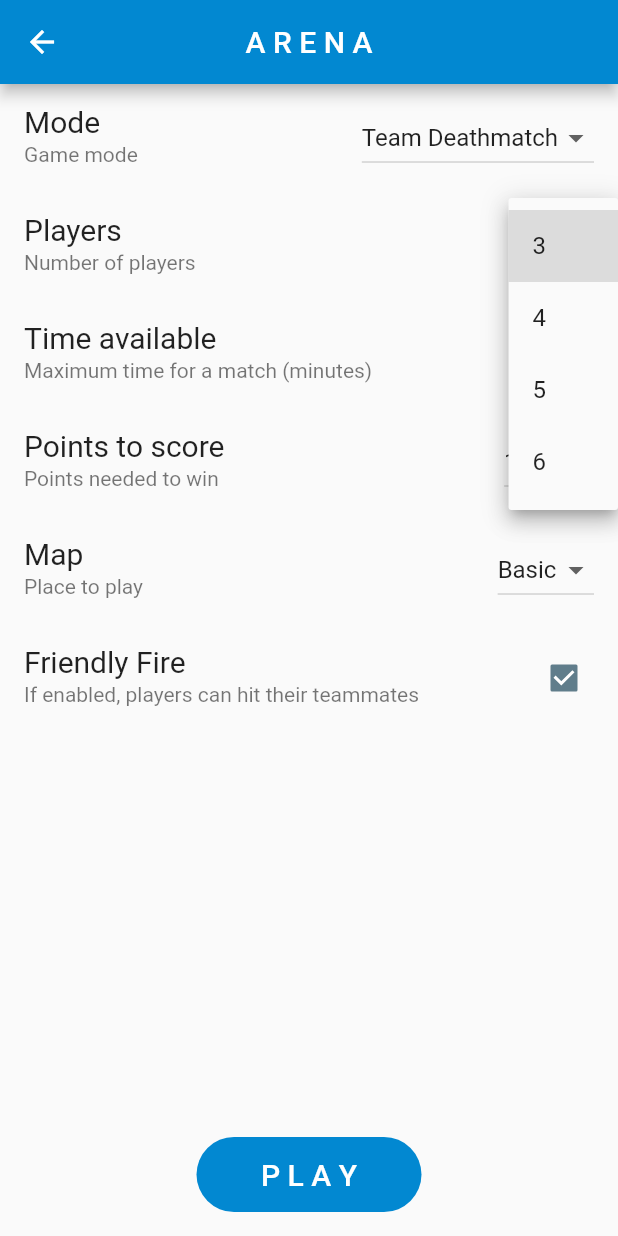
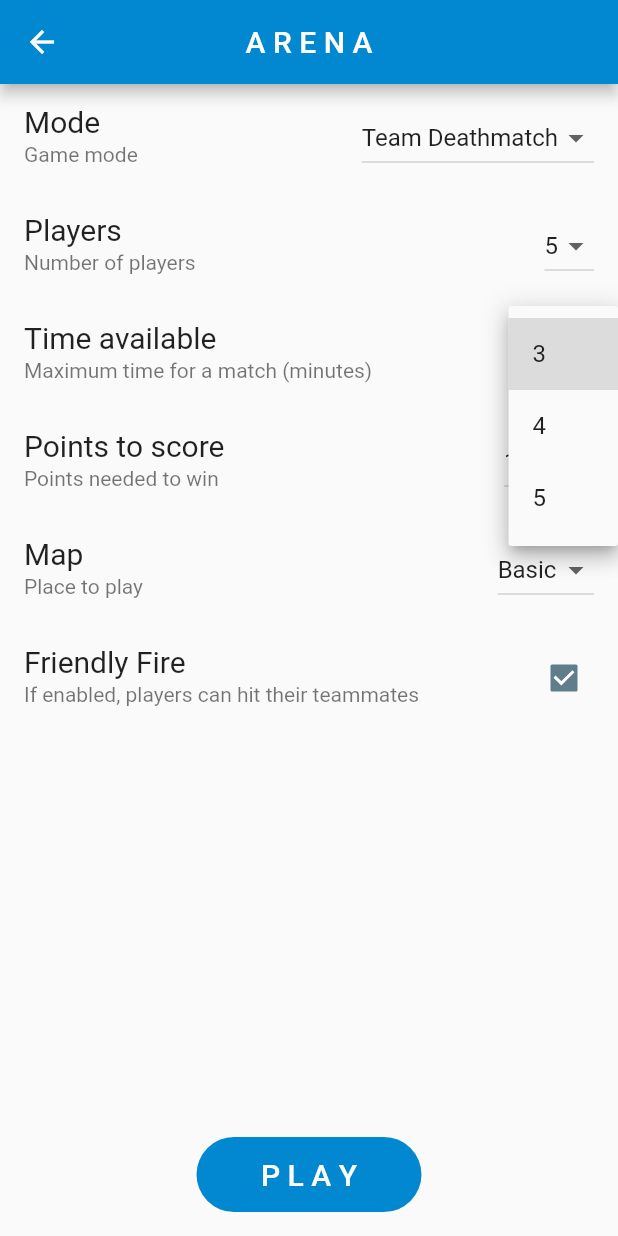
Before and after one commit to Genouka/Xeonjia, a Flutter app: the ArenaPage screen opened directly, after a tap on an icon or button, on a phone screen of 412 x 824 dp. Run offline on Flutter 3.47's test engine with Material 2 defaults, Android fonts, the phone set to English and light mode, and no system bars; our stand-ins replace shared_preferences; missing offline and left inert: flame; accounts and stored records are empty.

Commit message:
Update default match settings

```diff
--- a/lib/src/screens/arena/arena_page.dart
+++ b/lib/src/screens/arena/arena_page.dart
@@ -4,6 +4,14 @@ import 'package:xeonjia/src/resources/global_variables.dart';
 import 'package:xeonjia/src/screens/arena/resources/maps.dart';
 import 'package:xeonjia/src/screens/game/game_page.dart';
 import 'package:xeonjia/src/widgets/basic.dart';
+
+// Match settings
+GameMode _mode = GameMode.tdm;
+int _teamSize = 5;
+int _maxTime = 3;
+int _maxPoints = 1500;
+int _mapId = 0;
+bool _friendlyFire = true;
 
 class ArenaPage extends StatefulWidget {
   static _ArenaPageState of(BuildContext context) =>
@@ -14,13 +22,6 @@ class ArenaPage extends StatefulWidget {
 }
 
 class _ArenaPageState extends State<ArenaPage> {
-  GameMode _mode = GameMode.tdm;
-  int _teamSize = 3;
-  int _maxTime = 3;
-  int _maxPoints = 1500;
-  int _mapId = 0;
-  bool _friendlyFire = true;
-
   @override
   Widget build(BuildContext context) => Scaffold(
         appBar: AppBar(
@@ -66,7 +67,7 @@ class _ArenaPageState extends State<ArenaPage> {
                     _teamSize = newValue;
                   });
                 },
-                items: [3, 4, 5, 6]
+                items: [3, 4, 5, 6, 7]
                     .map<DropdownMenuItem<int>>(
                         (int value) => DropdownMenuItem<int>(
                               value: value,
```
